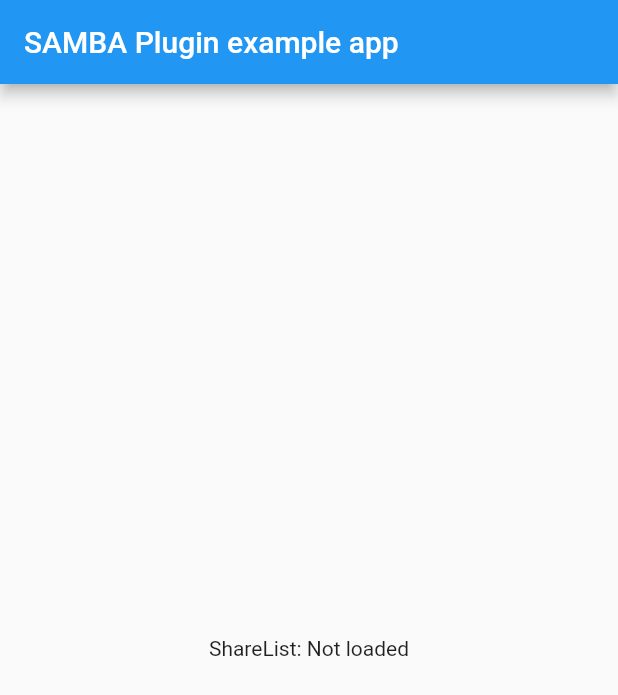
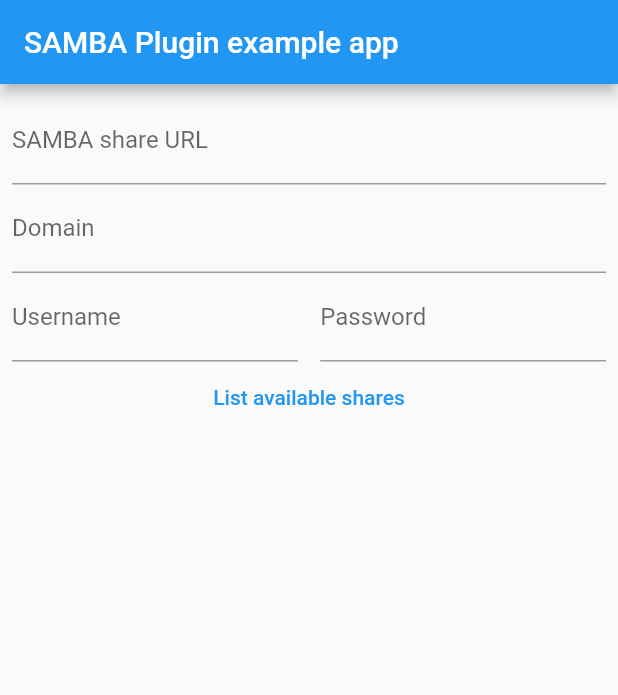
Before and after one commit to Schloool/samba-browser-flutter, a Flutter app: the screen it shows after launch, on a phone screen of 412 x 824 dp. Shown: the top 695 px of the screen. Run offline on Flutter 3.47's test engine with Material 2 defaults, Android fonts, the phone set to English and light mode, and no system bars.

Commit message:
Add list share example, add README and license

```diff
--- a/example/lib/main.dart
+++ b/example/lib/main.dart
@@ -1,51 +1,25 @@
-import 'dart:io';
-import 'dart:typed_data';
-
 import 'package:flutter/material.dart';
-import 'dart:async';
-
-import 'package:flutter/services.dart';
 import 'package:samba_browser/samba_browser.dart';
 
 void main() {
-  runApp(const MyApp());
+  runApp(const SambaApp());
 }
 
-class MyApp extends StatefulWidget {
-  const MyApp({Key? key}) : super(key: key);
+class SambaApp extends StatefulWidget {
+  const SambaApp({Key? key}) : super(key: key);
 
   @override
-  State<MyApp> createState() => _MyAppState();
+  State<SambaApp> createState() => _SambaAppState();
 }
 
-class _MyAppState extends State<MyApp> {
-  String _shareList = 'Not loaded';
+class _SambaAppState extends State<SambaApp> {
 
-  @override
-  void initState() {
-    super.initState();
-    initPlatformState();
-  }
+  String shareUrl = '';
+  String domain = '';
+  String username = '';
+  String password = '';
 
-  Future<void> initPlatformState() async {
-    String allDrives;
-
-    try {
-      List drives = await SambaBrowser.getShareList('smb://test/home/', 'test.net', 'user', 'password');
-      allDrives = drives.join(', ');
-
-      String filePath = await SambaBrowser.saveFile('./', 'test.txt', 'smb://test/home/myFile.pdf', 'test.net', 'user', 'password');
-
-    } on PlatformException {
-      allDrives = 'Failed to get drives.';
-    }
-
-    if (!mounted) return;
-
-    setState(() {
-      _shareList = allDrives;
-    });
-  }
+  Future<List>? shareFuture;
 
   @override
   Widget build(BuildContext context) {
@@ -54,8 +28,80 @@ class _MyAppState extends State<MyApp> {
         appBar: AppBar(
           title: const Text('SAMBA Plugin example app'),
         ),
-        body: Center(
-          child: Text('ShareList: $_shareList\n'),
+        body: SingleChildScrollView(
+          child: Center(
+            child: Padding(
+              padding: const EdgeInsets.all(8.0),
+              child: Column(
+                children: [
+                  TextFormField(
+                    onChanged: (text) => shareUrl = text,
+                    decoration: const InputDecoration(
+                      border: UnderlineInputBorder(),
+                      labelText: 'SAMBA share URL',
+                    ),
+                  ),
+
+                  TextFormField(
+                    onChanged: (text) => domain = text,
+                    decoration: const InputDecoration(
+                      border: UnderlineInputBorder(),
+                      labelText: 'Domain',
+                    ),
+                  ),
+
+                  Row(
+                    children: [
+                      Flexible(
+                        child: TextFormField(
+                          onChanged: (text) => username = text,
+                          decoration: const InputDecoration(
+                            border: UnderlineInputBorder(),
+                            labelText: 'Username',
+                          ),
+                        ),
+                      ),
+                      const SizedBox(width: 15.0),
+                      Flexible(
+                        child: TextFormField(
+                          onChanged: (text) => password = text,
+                          obscureText: true,
+                          decoration: const InputDecoration(
+                            border: UnderlineInputBorder(),
+                            labelText: 'Password',
+                          ),
+                        ),
+                      ),
+                    ],
+                  ),
+
+                  TextButton(
+                    onPressed: () => setState(() {
+                      shareFuture = SambaBrowser.getShareList(shareUrl, domain, username, password);
+                    }),
+                    child: const Text("List available shares")
+                  ),
+
+                  const SizedBox(height: 30.0),
+
+                  if (shareFuture != null) FutureBuilder(future: shareFuture, builder: (context, snapshot) {
+                    if (snapshot.hasError) {
+                      return Column(
+                      children: [
+                        const Text('An error has occurred.'),
+                        Text(snapshot.error.toString())
+                      ]);
+                    }
+
+                    if (!snapshot.hasData) return const CircularProgressIndicator();
+
+                    List<String> shares = (snapshot.data as List).cast<String>();
+                    return Column(children: shares.map((e) => Text(e)).toList());
+                  })
+                ],
+              ),
+            ),
+          ),
         ),
       ),
     );
--- a/lib/samba_browser.dart
+++ b/lib/samba_browser.dart
@@ -7,6 +7,9 @@ import 'package:flutter/services.dart';
 class SambaBrowser {
   static const MethodChannel _channel = MethodChannel('samba_browser');
 
+  /// List all directories and files under a given URL.
+  /// All shares will be returned by their full URL.
+  /// The [domain] parameter is only required under Android.
   static Future<List> getShareList(String url, String domain, String username, String password) async {
     Map<String, String> args = {
       'url': url,
@@ -19,6 +22,9 @@ class SambaBrowser {
     return drives;
   }
 
+  /// Save a file with a specified name under a given folder.
+  /// After the download has finished, the local file URL will be returned.
+  /// The [domain] parameter is only required under Android.
   static Future<String> saveFile(String saveFolder, String fileName, String url, String domain, String username, String password) async {
     Map<String, String> args = {
       'saveFolder': saveFolder.endsWith('/') ? saveFolder : '$saveFolder/',
```
Also changed, not shown: pubspec.yaml (+3 -41 lines), 4 other files.
